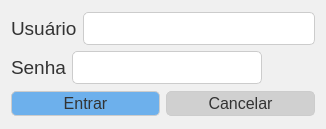
First picture: the form in clinica_cpp/janelaLogin/janela_entrar.ui, repository juander/Projeto_CPP, before the edit.
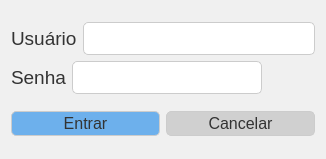
Second picture: the form after the edit. Icons and pictures are not drawn.

What changed in the file:
```diff
--- a/clinica_cpp/janelaLogin/janela_entrar.ui
+++ b/clinica_cpp/janelaLogin/janela_entrar.ui
@@ -7,7 +7,7 @@
     <x>0</x>
     <y>0</y>
     <width>326</width>
-    <height>129</height>
+    <height>159</height>
    </rect>
   </property>
   <property name="windowTitle">
```
Left out of the diff: 4 changed lines with no effect on the pictures.
